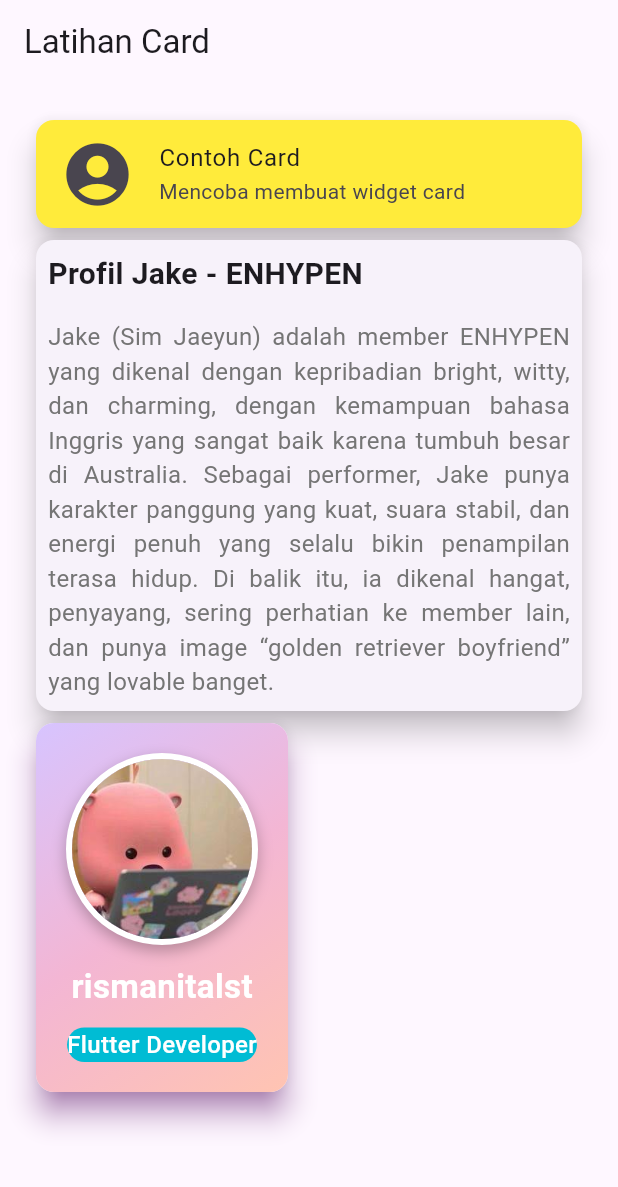
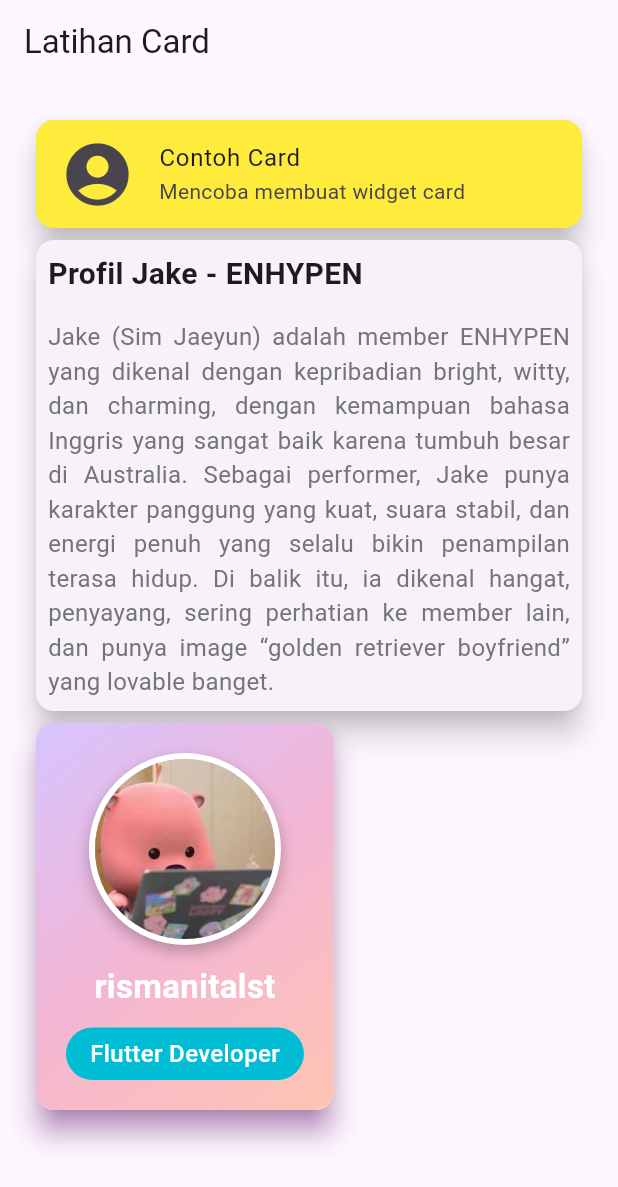
Before and after one commit to rismanitalst/8_widget_card, a Flutter app: the screen it shows after launch, on a phone screen of 412 x 824 dp. Shown: the top 1187 px of the screen. Run offline on Flutter 3.47's test engine with Material 3 defaults, Android fonts, the phone set to English and light mode, and no system bars.

Commit message:
feat: card 3 tambahkan padding didalam container text

```diff
--- a/lib/pages/page_card_01.dart
+++ b/lib/pages/page_card_01.dart
@@ -102,6 +102,7 @@ class MyCard01 extends StatelessWidget {
 
                       const SizedBox(height: 12),
                       Container(
+                        padding: const EdgeInsets.symmetric(horizontal: 16, vertical: 6),
                         decoration: BoxDecoration(
                           color: Colors.cyan,
                           borderRadius: BorderRadius.circular(20),
```
